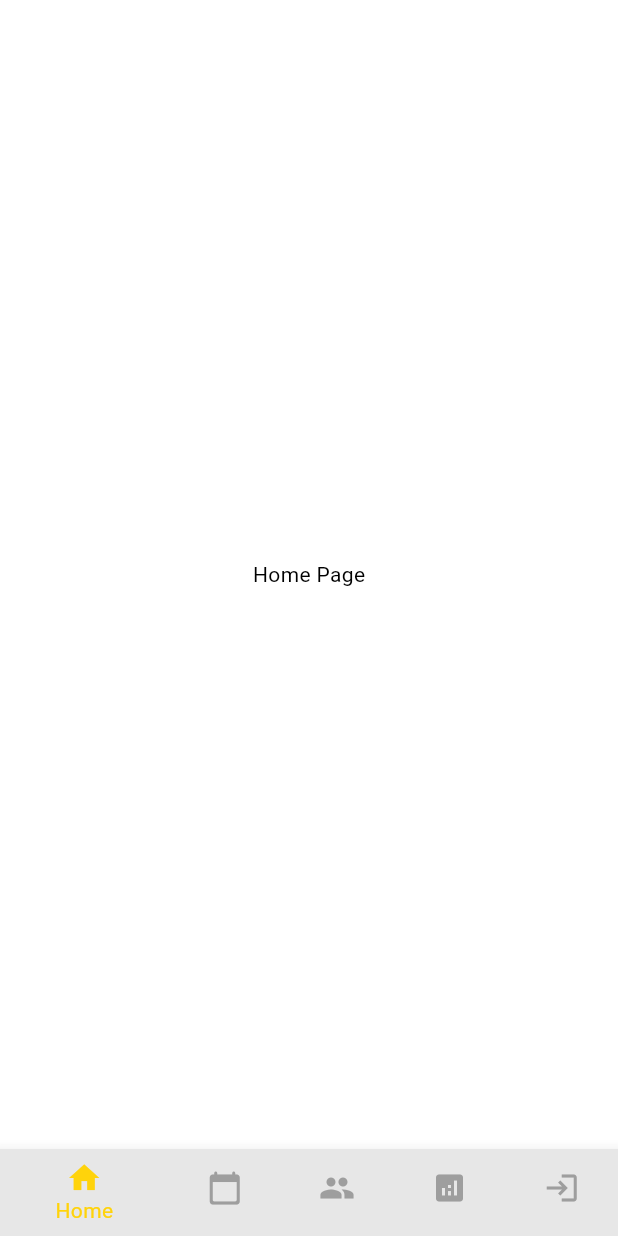
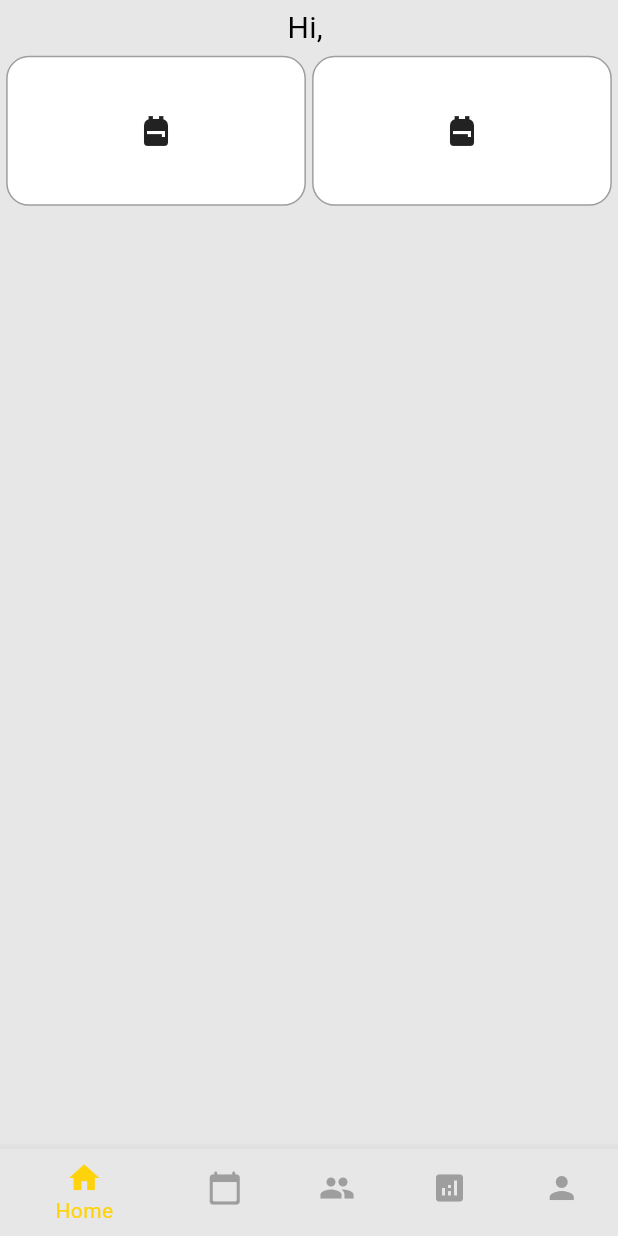
Before and after one commit to sdw2302/anvol_app, a Flutter app: the screen it shows after launch, after a tap on "Login", on a phone screen of 412 x 824 dp. Run offline on Flutter 3.47's test engine with Material 2 defaults, Android fonts, the phone set to English and light mode, and no system bars; Roboto replaces fonts that are missing (Poppins).

Commit message:
added _buildHomePage and _buildNavigationRail

```diff
--- a/lib/main_page.dart
+++ b/lib/main_page.dart
@@ -18,6 +18,16 @@ class _MainPageState extends State<MainPage> {
 
   List<Widget> _pages = [];
 
+  double screenWidth = 0;
+  double rowWidth = 0;
+
+  @override
+  void didChangeDependencies() {
+    super.didChangeDependencies();
+    screenWidth = MediaQuery.of(context).size.width;
+    rowWidth = screenWidth * 0.05;
+  }
+
   @override
   Widget build(BuildContext context) {
     _pages = [
@@ -32,10 +42,29 @@ class _MainPageState extends State<MainPage> {
       const ReportsPage(),
       const ProfilePage(),
     ];
+
+    final mediaQuery = MediaQuery.of(context);
+    final isLandscape = mediaQuery.orientation == Orientation.landscape;
+
     return Scaffold(
-      body: _pages[_currentIndex],
-      bottomNavigationBar: loggedIn ? _buildBottomNavigationBar() : null,
+      body: isLandscape ? _buildLandscapeBody(loggedIn) : _pages[_currentIndex],
+      bottomNavigationBar:
+          loggedIn && !isLandscape ? _buildBottomNavigationBar() : null,
       backgroundColor: Colors.white,
+    );
+  }
+
+  Widget _buildLandscapeBody(bool isLoggedIn) {
+    return Row(
+      children: [
+        SizedBox(
+          width: isLoggedIn ? rowWidth : 0,
+          child: isLoggedIn ? _buildNavigationRail() : null,
+        ),
+        Expanded(
+          child: _pages[_currentIndex],
+        ),
+      ],
     );
   }
 
@@ -49,6 +78,39 @@ class _MainPageState extends State<MainPage> {
     setState(() {
       loggedIn = state;
     });
+  }
+
+  NavigationRail _buildNavigationRail() {
+    return NavigationRail(
+      selectedIndex: _currentIndex,
+      onDestinationSelected: (int index) {
+        setState(() {
+          _currentIndex = index;
+        });
+      },
+      destinations: const [
+        NavigationRailDestination(
+          icon: Icon(Icons.home),
+          label: Text('Home'),
+        ),
+        NavigationRailDestination(
+          icon: Icon(Icons.calendar_today_rounded),
+          label: Text('Planning'),
+        ),
+        NavigationRailDestination(
+          icon: Icon(Icons.people),
+          label: Text('HR'),
+        ),
+        NavigationRailDestination(
+          icon: Icon(Icons.analytics),
+          label: Text('Reports'),
+        ),
+        NavigationRailDestination(
+          icon: Icon(Icons.person),
+          label: Text('Profile'),
+        ),
+      ],
+    );
   }
 
   BottomNavigationBar _buildBottomNavigationBar() {
@@ -77,7 +139,7 @@ class _MainPageState extends State<MainPage> {
           label: 'Reports',
         ),
         BottomNavigationBarItem(
-          icon: Icon(Icons.login),
+          icon: Icon(Icons.person),
           label: 'Profile',
         ),
       ],
@@ -94,13 +156,13 @@ class MainPageContent extends StatefulWidget {
   final Function(String) setUsername;
   final Function(bool) setLoggedIn;
 
-  const MainPageContent(
-      {Key? key,
+  const MainPageContent({
+    Key? key,
     required this.isLoggedIn,
     required this.username,
     required this.setUsername,
-      required this.setLoggedIn})
-      : super(key: key);
+    required this.setLoggedIn,
+  }) : super(key: key);
 
   @override
   State<MainPageContent> createState() => _MainPageContentState();
@@ -122,13 +184,62 @@ class _MainPageContentState extends State<MainPageContent> {
 
   @override
   Widget build(BuildContext context) {
-    return Center(
-      child: widget.isLoggedIn ? const Text("Home Page") : _buildLoginPage(),
+    return Scaffold(
+      body: widget.isLoggedIn ? _buildHomePage() : _buildLoginPage(),
     );
   }
 
-  Column _buildLoginPage() {
-    return Column(
+  Padding _buildHomePage() {
+    String username = widget.username;
+    double padding = screenWidth * 0.01;
+    return Padding(
+      padding: EdgeInsets.all(padding),
+      child: Column(
+        children: [
+          Text(
+            "Hi, $username",
+            style: const TextStyle(fontSize: 20),
+          ),
+          Padding(padding: EdgeInsets.only(top: padding)),
+          Row(
+            children: [
+              Flexible(
+                flex: 1,
+                fit: FlexFit.tight,
+                child: Container(
+                  height: 100,
+                  decoration: BoxDecoration(
+                    borderRadius: BorderRadius.circular(15),
+                    border: Border.all(color: Colors.grey, width: 1),
+                    color: Colors.white,
+                  ),
+                  child: Icon(Icons.backpack),
+                ),
+              ),
+              Padding(padding: EdgeInsets.only(left: padding)),
+              Flexible(
+                flex: 1,
+                fit: FlexFit.tight,
+                child: Container(
+                  height: 100,
+                  decoration: BoxDecoration(
+                    borderRadius: BorderRadius.circular(15),
+                    border: Border.all(color: Colors.grey, width: 1),
+                    color: Colors.white,
+                  ),
+                  child: Icon(Icons.backpack),
+                ),
+              ),
+            ],
+          )
+        ],
+      ),
+    );
+  }
+
+  Center _buildLoginPage() {
+    return Center(
+      child: Column(
         mainAxisSize: MainAxisSize.min,
         children: [
           Align(
@@ -177,6 +288,7 @@ class _MainPageContentState extends State<MainPageContent> {
             },
           ),
         ],
+      ),
     );
   }
 }
```
Lines whose indentation alone changed are shown as unchanged.
